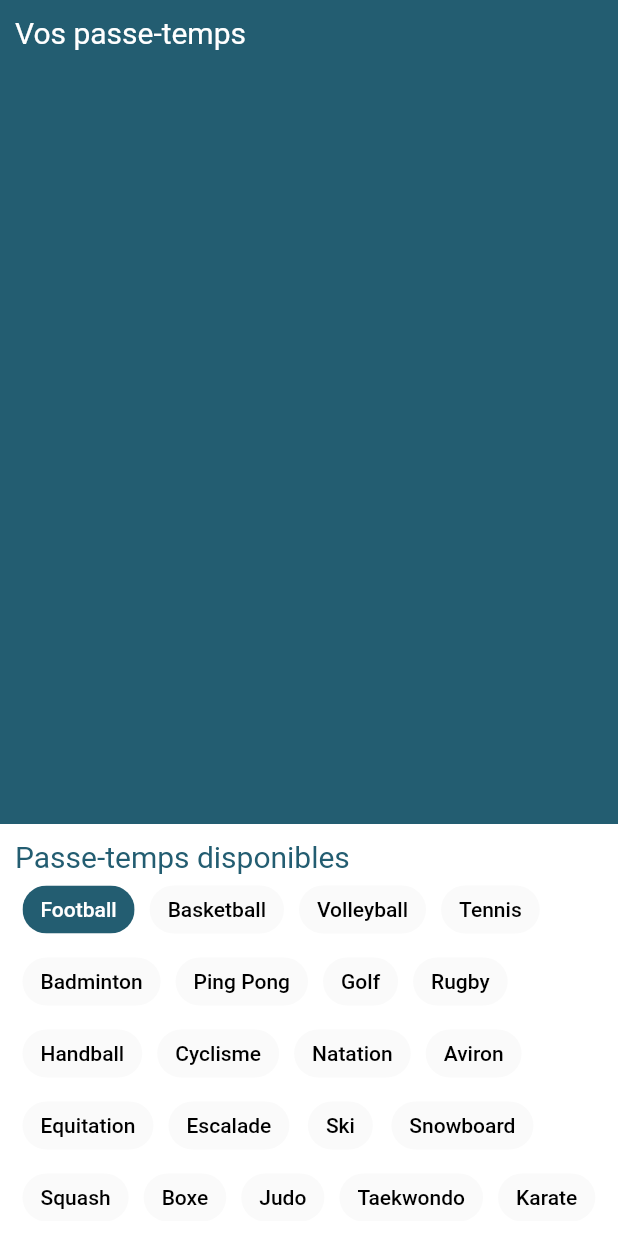
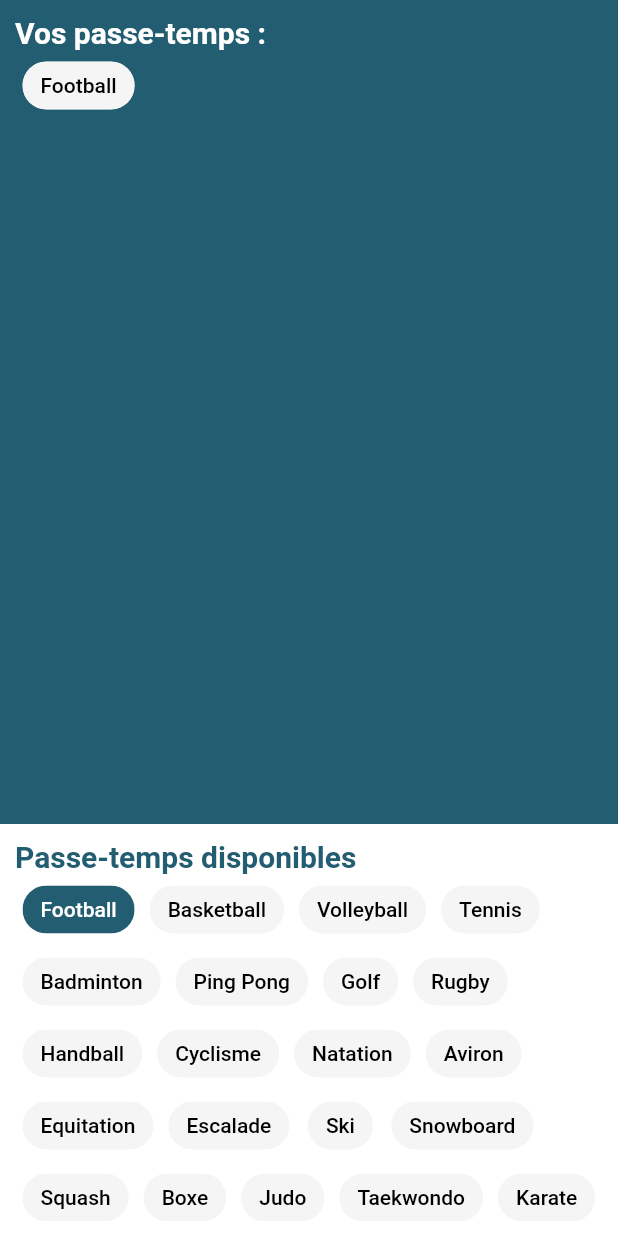
Before and after one commit to williamquach/choose_my_hobbies, a Flutter app: the screen it shows after launch, after a tap on "Football", on a phone screen of 412 x 824 dp. Run offline on Flutter 3.47's test engine with Material 2 defaults, Android fonts, the phone set to English and light mode, and no system bars.

```diff
--- a/lib/choice_item.dart
+++ b/lib/choice_item.dart
@@ -3,14 +3,27 @@ import 'package:flutter/material.dart';
 class ChoiceItem extends StatefulWidget {
   final String label;
   final bool isClickable;
+  final Function(String chip)? addToHobbies;
+  final Function(String chip)? removeFromHobbies;
 
-  const ChoiceItem({Key? key, required this.label, required this.isClickable}) : super(key: key);
+  const ChoiceItem({
+    Key? key,
+    required this.label,
+    required this.isClickable,
+    this.addToHobbies,
+    this.removeFromHobbies,
+  }) : super(key: key);
 
   @override
   State<ChoiceItem> createState() => _ChoiceItemState();
 }
 
 class _ChoiceItemState extends State<ChoiceItem> {
+  final Color selectedTextColor = Colors.white;
+  final Color selectedBackgroundColor = const Color.fromRGBO(35, 93, 113, 1);
+  final Color unselectedTextColor = Colors.black;
+  final Color unselectedBackgroundColor =
+      const Color.fromRGBO(245, 245, 245, 1);
   bool isSelected = false;
 
   @override
@@ -21,25 +34,29 @@ class _ChoiceItemState extends State<ChoiceItem> {
         color: Colors.transparent,
         borderRadius: BorderRadius.circular(10),
       ),
-      child: GestureDetector(
-        onTap: () {
+      child: ChoiceChip(
+        selected: isSelected,
+        label: Text(
+          widget.label,
+          style: TextStyle(
+            color: isSelected ? selectedTextColor : unselectedTextColor,
+          ),
+        ),
+        selectedColor: selectedBackgroundColor,
+        disabledColor: Colors.grey,
+        onSelected: (bool selected) {
           if (widget.isClickable == true) {
-            setState(() {
-              isSelected = !isSelected;
-            });
+            isSelected = !isSelected;
+            if (isSelected) {
+              widget.addToHobbies!(widget.label);
+            } else {
+              widget.removeFromHobbies!(widget.label);
+            }
           }
         },
-        child: Chip(
-          label: Text(
-            widget.label,
-            style: TextStyle(
-              color: isSelected ? Colors.white : Colors.black,
-            ),
-          ),
-          backgroundColor: isSelected == true
-              ? const Color.fromRGBO(35, 93, 113, 1)
-              : Colors.transparent,
-        ),
+        backgroundColor: isSelected == false
+            ? unselectedBackgroundColor
+            : selectedBackgroundColor, // Only for when not selected
       ),
     );
   }
--- a/lib/footer.dart
+++ b/lib/footer.dart
@@ -2,97 +2,24 @@ import 'package:choose_my_hobbies/choice_item.dart';
 import 'package:flutter/material.dart';
 
 class Footer extends StatelessWidget {
-  final List<String> availableHobbies = [
-    'Football',
-    'Basketball',
-    'Volleyball',
-    'Tennis',
-    'Badminton',
-    'Ping Pong',
-    'Golf',
-    'Rugby',
-    'Handball',
-    'Cyclisme',
-    'Natation',
-    'Aviron',
-    'Equitation',
-    'Escalade',
-    'Ski',
-    'Snowboard',
-    'Squash',
-    'Boxe',
-    'Judo',
-    'Taekwondo',
-    'Karate',
-    'Aikido',
-    'Yoga',
-    'Pilates',
-    'Danse',
-    'Cinéma',
-    'Théâtre',
-    'Musique',
-    'Lecture',
-    'Cuisine',
-    'Peinture',
-    'Photographie',
-    'Couture',
-    'Tricot',
-    'Bricolage',
-    'Jardinage',
-    'Décoration',
-    'Voyage',
-    'Camping',
-    'Pêche',
-    'Chasse',
-    'Poker',
-    'Billard',
-    'Jeux de société',
-    'Jeux vidéo',
-    'Informatique',
-    'Programmation',
-    'Robotique',
-    'Astronomie',
-    'Bricolage',
-    'Jardinage',
-    'Décoration',
-    'Voyage',
-    'Camping',
-    'Pêche',
-    'Chasse',
-    'Poker',
-    'Billard',
-    'Jeux de société',
-    'Jeux vidéo',
-    'Informatique',
-    'Programmation',
-    'Robotique',
-    'Astronomie',
-    'Bricolage',
-    'Jardinage',
-    'Décoration',
-    'Voyage',
-    'Camping',
-    'Pêche',
-    'Chasse',
-    'Poker',
-    'Billard',
-    'Jeux de société',
-    'Jeux vidéo',
-    'Informatique',
-    'Programmation',
-    'Robotique',
-    'Astronomie',
-    'Bricolage',
-    'Jardinage',
-    'Décoration',
-    'Voyage',
-    'Camping',
-    'Pêche',
-    'Chasse',
-    'Poker'
-  ];
+  List<String> availableHobbies;
+  List<ChoiceItem> selectedHobbies = [];
 
-  Footer({Key? key}) : super(key: key);
+  Footer({
+    Key? key,
+    required this.availableHobbies,
+    required void Function(String chip) addToHobbies,
+    required void Function(String chip) removeFromHobbies,
+  }) : super(key: key) {
+    selectedHobbies = availableHobbies
+        .map((e) => ChoiceItem(
+              label: e,
+              isClickable: true,
+              addToHobbies: addToHobbies,
+              removeFromHobbies: removeFromHobbies,
+            ))
+        .toList();
+  }
 
   @override
   Widget build(BuildContext context) {
@@ -112,6 +39,7 @@ class Footer extends StatelessWidget {
               style: TextStyle(
                 color: Color.fromRGBO(35, 93, 113, 1),
                 fontSize: 20,
+                fontWeight: FontWeight.bold,
               ),
             ),
             Expanded(
@@ -120,16 +48,9 @@ class Footer extends StatelessWidget {
                 child: SizedBox(
                   width: double.infinity,
                   child: Wrap(
-                    runAlignment: WrapAlignment.start,
-                    crossAxisAlignment: WrapCrossAlignment.start,
-                    children: availableHobbies
-                        .map((e) =>
-                        ChoiceItem(
-                          label: e,
-                          isClickable: true,
-                        ))
-                        .toList(),
-                  ),
+                      runAlignment: WrapAlignment.start,
+                      crossAxisAlignment: WrapCrossAlignment.start,
+                      children: selectedHobbies),
                 ),
               ),
             )
--- a/lib/header.dart
+++ b/lib/header.dart
@@ -18,12 +18,13 @@ class Header extends StatelessWidget {
           crossAxisAlignment: CrossAxisAlignment.start,
           children: [
             const Text(
-              'Vos passe-temps',
+              'Vos passe-temps :',
               textAlign: TextAlign.start,
               textDirection: TextDirection.ltr,
               style: TextStyle(
                 color: Colors.white,
                 fontSize: 20,
+                fontWeight: FontWeight.bold,
               ),
             ),
             Expanded(
@@ -37,7 +38,7 @@ class Header extends StatelessWidget {
                     children: myHobbies
                         .map((e) => ChoiceItem(
                               label: e,
-                              isClickable: true,
+                              isClickable: false,
                             ))
                         .toList(),
                   ),
--- a/lib/main.dart
+++ b/lib/main.dart
@@ -9,45 +9,130 @@ void main() {
 class MyApp extends StatelessWidget {
   const MyApp({Key? key}) : super(key: key);
 
-  // This widget is the root of your application.
   @override
   Widget build(BuildContext context) {
     return MaterialApp(
       title: 'Flutter Demo',
       theme: ThemeData(
-        // This is the theme of your application.
-        //
-        // Try running your application with "flutter run". You'll see the
-        // application has a blue toolbar. Then, without quitting the app, try
-        // changing the primarySwatch below to Colors.green and then invoke
-        // "hot reload" (press "r" in the console where you ran "flutter run",
-        // or simply save your changes to "hot reload" in a Flutter IDE).
-        // Notice that the counter didn't reset back to zero; the application
-        // is not restarted.
         primarySwatch: Colors.blue,
       ),
-      home: const MyHomePage(),
+      home: MyHomePage(),
     );
   }
 }
 
 class MyHomePage extends StatefulWidget {
-  const MyHomePage({Key? key}) : super(key: key);
+  MyHomePage({Key? key}) : super(key: key);
 
-  // This widget is the home page of your application. It is stateful, meaning
-  // that it has a State object (defined below) that contains fields that affect
-  // how it looks.
-
-  // This class is the configuration for the state. It holds the values (in this
-  // case the title) provided by the parent (in this case the App widget) and
-  // used by the build method of the State. Fields in a Widget subclass are
-  // always marked "final".
+  final List<String> availableHobbies = [
+    'Football',
+    'Basketball',
+    'Volleyball',
+    'Tennis',
+    'Badminton',
+    'Ping Pong',
+    'Golf',
+    'Rugby',
+    'Handball',
+    'Cyclisme',
+    'Natation',
+    'Aviron',
+    'Equitation',
+    'Escalade',
+    'Ski',
+    'Snowboard',
+    'Squash',
+    'Boxe',
+    'Judo',
+    'Taekwondo',
+    'Karate',
+    'Aikido',
+    'Yoga',
+    'Pilates',
+    'Danse',
+    'Cinéma',
+    'Théâtre',
+    'Musique',
+    'Lecture',
+    'Cuisine',
+    'Peinture',
+    'Photographie',
+    'Couture',
+    'Tricot',
+    'Bricolage',
+    'Jardinage',
+    'Décoration',
+    'Voyage',
+    'Camping',
+    'Pêche',
+    'Chasse',
+    'Poker',
+    'Billard',
+    'Jeux de société',
+    'Jeux vidéo',
+    'Informatique',
+    'Programmation',
+    'Robotique',
+    'Astronomie',
+    'Bricolage',
+    'Jardinage',
+    'Décoration',
+    'Voyage',
+    'Camping',
+    'Pêche',
+    'Chasse',
+    'Poker',
+    'Billard',
+    'Jeux de société',
+    'Jeux vidéo',
+    'Informatique',
+    'Programmation',
+    'Robotique',
+    'Astronomie',
+    'Bricolage',
+    'Jardinage',
+    'Décoration',
+    'Voyage',
+    'Camping',
+    'Pêche',
+    'Chasse',
+    'Poker',
+    'Billard',
+    'Jeux de société',
+    'Jeux vidéo',
+    'Informatique',
+    'Programmation',
+    'Robotique',
+    'Astronomie',
+    'Bricolage',
+    'Jardinage',
+    'Décoration',
+    'Voyage',
+    'Camping',
+    'Pêche',
+    'Chasse',
+    'Poker'
+  ];
 
   @override
   State<MyHomePage> createState() => _MyHomePageState();
 }
 
 class _MyHomePageState extends State<MyHomePage> {
+  final List<String> selectedChips = [];
+
+  void addToHobbies(String chip) {
+    setState(() {
+      selectedChips.add(chip);
+    });
+  }
+
+  void removeFromHobbies(String chip) {
+    setState(() {
+      selectedChips.remove(chip);
+    });
+  }
+
   @override
   Widget build(BuildContext context) {
     return Scaffold(
@@ -59,10 +144,14 @@ class _MyHomePageState extends State<MyHomePage> {
               children: [
                 SizedBox(
                   height: maxHeight / 3 * 2,
-                  child: const Header(myHobbies: []),
+                  child: Header(myHobbies: selectedChips),
                 ),
                 Expanded(
-                  child: Footer(),
+                  child: Footer(
+                    availableHobbies: widget.availableHobbies,
+                    addToHobbies: addToHobbies,
+                    removeFromHobbies: removeFromHobbies,
+                  ),
                 ),
               ],
             );
```
